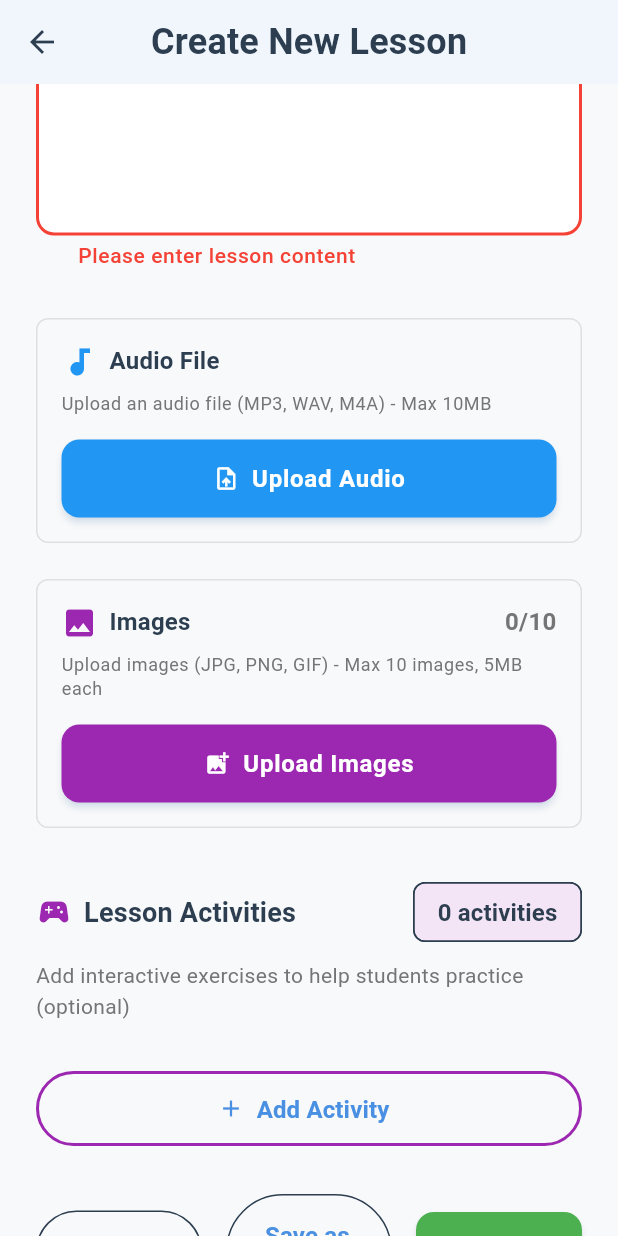
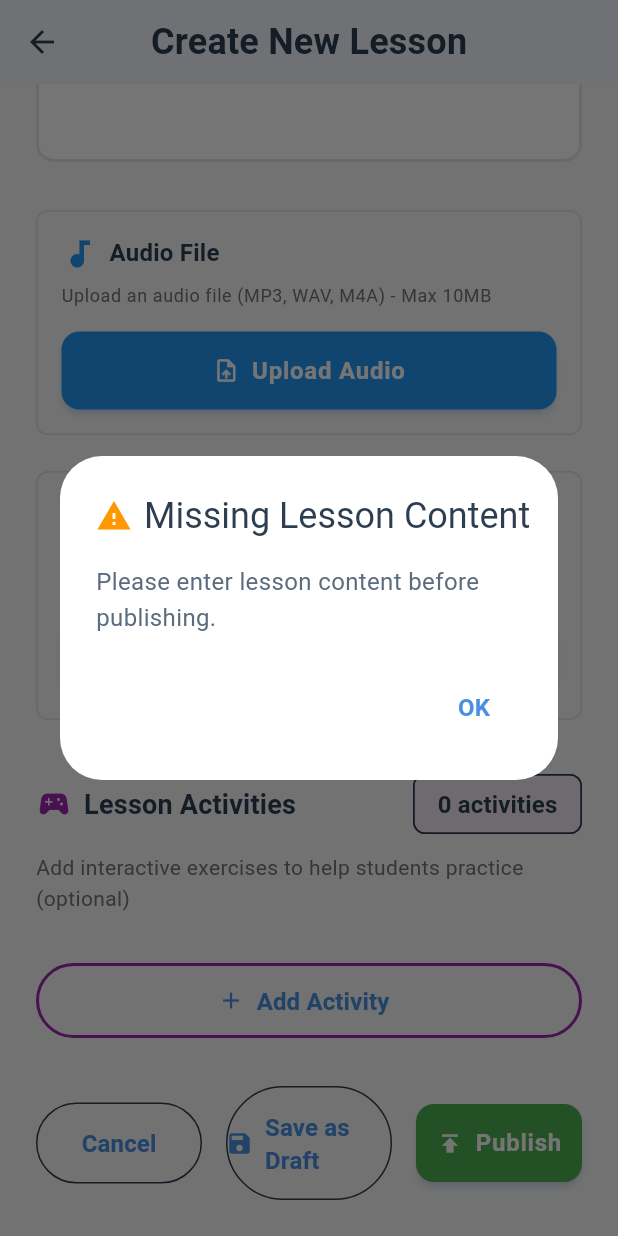
Before and after one commit to kfiros94/Attenglish, a Flutter app: the CreateLessonScreen screen opened by its route, scrolled down 828 dp, after a tap on "Publish", on a phone screen of 412 x 824 dp. Run offline on Flutter 3.47's test engine with Material 3 defaults, Android fonts, the light colour scheme and no system bars; our stand-ins replace audioplayers, cached_network_image, cloud_firestore, cloud_functions, file_picker, firebase_auth and 5 more; missing offline and left inert: syncfusion_flutter_pdf; accounts and stored records are empty.

Commit message:
improving cosmetics

```diff
--- a/lib/features/lessons/screens/create_lesson_screen.dart
+++ b/lib/features/lessons/screens/create_lesson_screen.dart
@@ -130,6 +130,29 @@ class _CreateLessonScreenState extends State<CreateLessonScreen> {
 
   /// Publish lesson
   Future<void> _publish() async {
+    // Show popup if lesson content is empty
+    if (_contentController.text.trim().isEmpty) {
+      showDialog(
+        context: context,
+        builder: (context) => AlertDialog(
+          title: const Row(
+            children: [
+              Icon(Icons.warning, color: Colors.orange),
+              SizedBox(width: 8),
+              Text('Missing Lesson Content'),
+            ],
+          ),
+          content: const Text('Please enter lesson content before publishing.'),
+          actions: [
+            TextButton(
+              onPressed: () => Navigator.pop(context),
+              child: const Text('OK'),
+            ),
+          ],
+        ),
+      );
+      return;
+    }
     await _saveLesson(status: 'published');
   }
 
```
Also changed, not shown: lib/features/ai_generation/screens/ai_generator_screen.dart (+21 -6 lines), lib/features/ai_generation/services/claude_ai_service.dart (+49 -51 lines).
